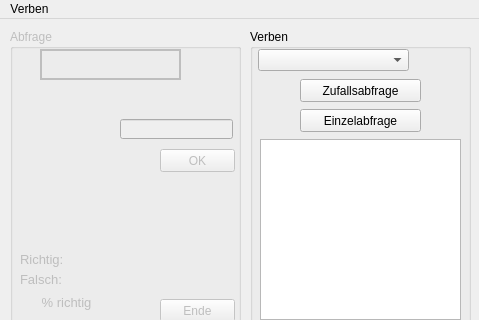
Old version of the form verbs_bar.ui in the repository valentin12/french-verb-trainer; both pictures show x 0 to 479 and y 0 to 320 of the 479 by 460 pixel window.
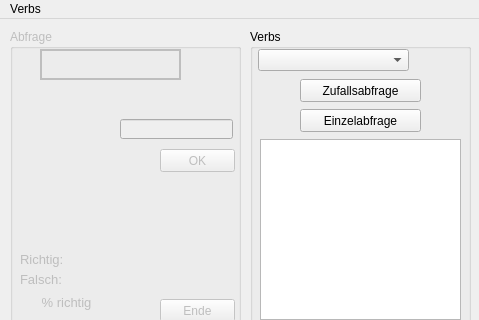
New version of the form.

Commit message: Fixed layout. Some translation

Patch:
```diff
--- a/verbs_bar.ui
+++ b/verbs_bar.ui
@@ -66,7 +66,7 @@
      </rect>
     </property>
     <property name="title">
-     <string>Verben</string>
+     <string>Verbs</string>
     </property>
     <widget class="QComboBox" name="ui_verbs_list">
      <property name="geometry">
@@ -572,7 +572,7 @@
    </property>
    <widget class="QMenu" name="ui_verbs_menu">
     <property name="title">
-     <string>Verben</string>
+     <string>Verbs</string>
     </property>
     <property name="separatorsCollapsible">
      <bool>false</bool>
```
Left out of the diff: 2 changed lines with no effect on the pictures. The commit also changes 1 other file.
